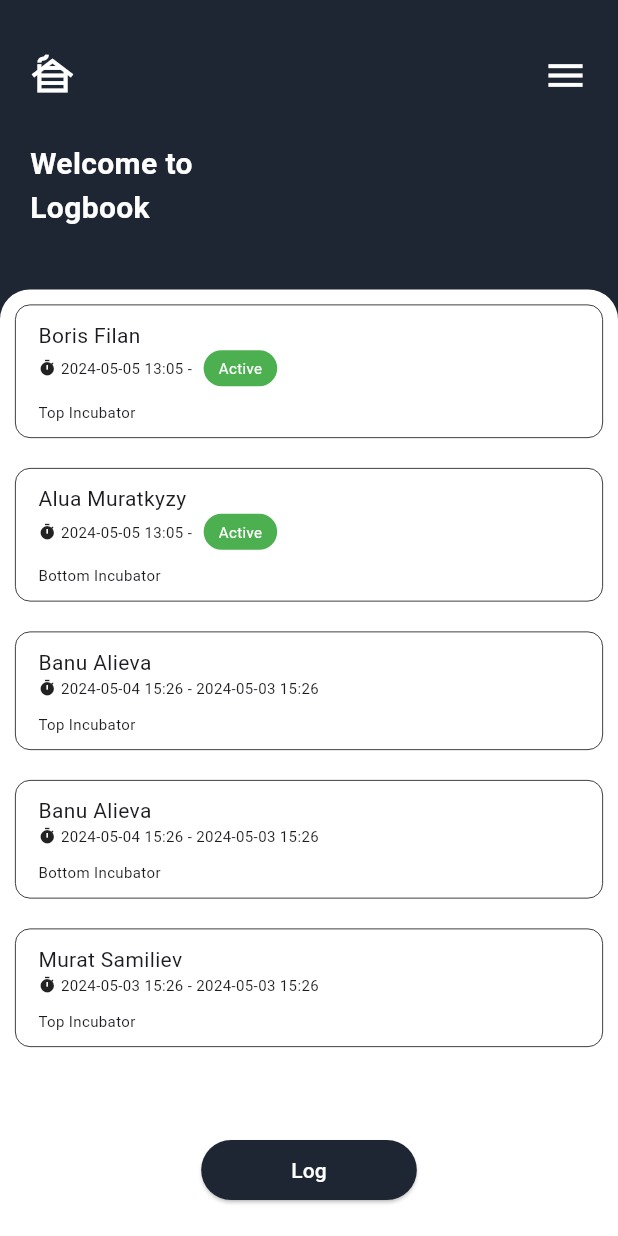
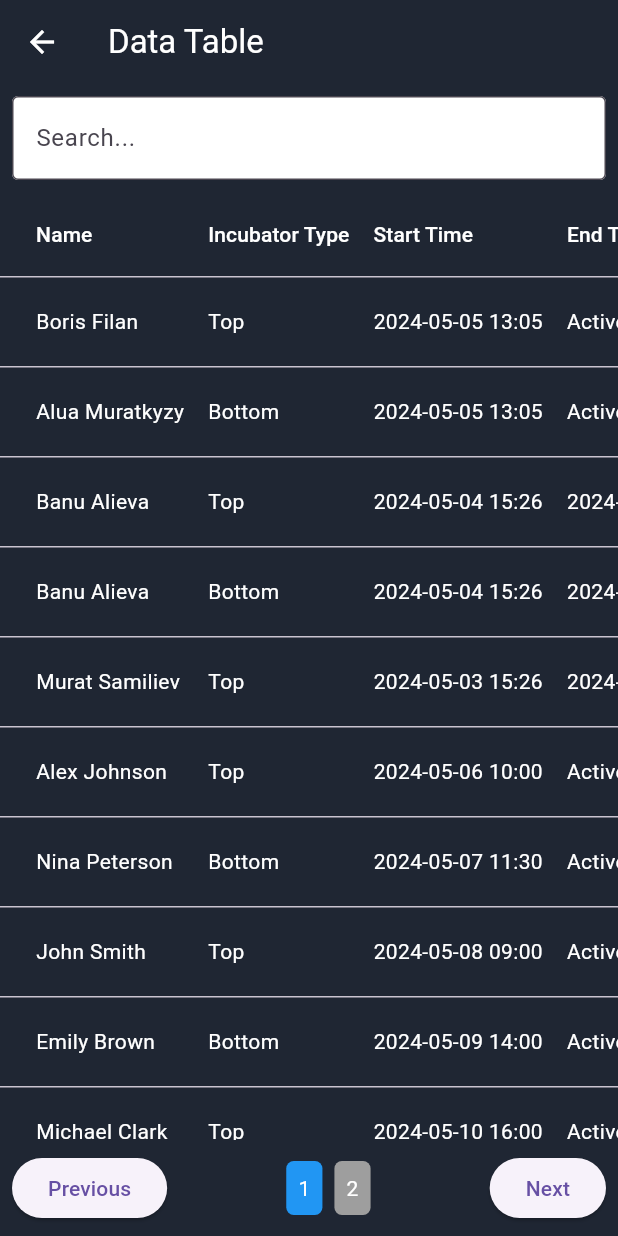
Before and after one commit to vildande/logbook, a Flutter app: the screen it shows after launch, on a phone screen of 412 x 824 dp. Run offline on Flutter 3.47's test engine with Material 3 defaults, Android fonts, the phone set to English and light mode, and no system bars.

Commit message:
log_table_addition

```diff
--- /dev/null
+++ b/lib/components/data_table_widget.dart
@@ -0,0 +1,66 @@
+import 'package:flutter/material.dart';
+import '../utility/data_loader.dart';
+
+class DataTableWidget extends StatelessWidget {
+  final List<UsageWithUser> usagesWithUser;
+  final int logsPerPage;
+  final int pageIndex;
+
+  const DataTableWidget({
+    required this.usagesWithUser,
+    required this.logsPerPage,
+    required this.pageIndex,
+    super.key,
+  });
+
+  @override
+  Widget build(BuildContext context) {
+    int startIndex = pageIndex * logsPerPage;
+    int endIndex = (startIndex + logsPerPage).clamp(0, usagesWithUser.length);
+    var pageLogs = usagesWithUser.sublist(startIndex, endIndex);
+
+    return SingleChildScrollView(
+      scrollDirection: Axis.horizontal,
+      child: DataTable(
+        columnSpacing: 16.0,
+        dataRowHeight: 60.0,
+        columns: const [
+          DataColumn(
+              label: Text('Name', style: TextStyle(color: Colors.white))),
+          DataColumn(
+              label: Text('Incubator Type',
+                  style: TextStyle(color: Colors.white))),
+          DataColumn(
+              label: Text('Start Time', style: TextStyle(color: Colors.white))),
+          DataColumn(
+              label: Text('End Time', style: TextStyle(color: Colors.white))),
+          DataColumn(
+              label:
+                  Text('Usage Details', style: TextStyle(color: Colors.white))),
+          DataColumn(
+              label: Text('Comment', style: TextStyle(color: Colors.white))),
+          DataColumn(
+              label: Text('Status', style: TextStyle(color: Colors.white))),
+        ],
+        rows: pageLogs.map((log) {
+          return DataRow(cells: [
+            DataCell(Text(log.user.name,
+                style: const TextStyle(color: Colors.white))),
+            DataCell(Text(log.usage.incubatorType,
+                style: const TextStyle(color: Colors.white))),
+            DataCell(Text(log.usage.startTime,
+                style: const TextStyle(color: Colors.white))),
+            DataCell(Text(log.usage.endTime ?? 'Active',
+                style: const TextStyle(color: Colors.white))),
+            DataCell(Text(log.usage.usageDetails,
+                style: const TextStyle(color: Colors.white))),
+            DataCell(Text(log.usage.comment,
+                style: const TextStyle(color: Colors.white))),
+            DataCell(Text(log.usage.status,
+                style: const TextStyle(color: Colors.white))),
+          ]);
+        }).toList(),
+      ),
+    );
+  }
+}
--- /dev/null
+++ b/lib/components/search_widget.dart
@@ -0,0 +1,23 @@
+import 'package:flutter/material.dart';
+
+class SearchWidget extends StatelessWidget {
+  final ValueChanged<String> onSearch;
+
+  const SearchWidget({required this.onSearch, super.key});
+
+  @override
+  Widget build(BuildContext context) {
+    return Padding(
+      padding: const EdgeInsets.all(8.0),
+      child: TextField(
+        decoration: const InputDecoration(
+          hintText: 'Search...',
+          filled: true,
+          fillColor: Colors.white,
+          border: OutlineInputBorder(),
+        ),
+        onChanged: onSearch,
+      ),
+    );
+  }
+}
--- a/lib/main.dart
+++ b/lib/main.dart
@@ -1,6 +1,7 @@
 import 'package:flutter/material.dart';
 import 'package:logbook/pages/add_incub_page.dart';
 import 'package:logbook/pages/home_page.dart';
+import 'package:logbook/pages/log_table.dart';
 
 void main() {
   runApp(const MainApp());
@@ -13,11 +14,11 @@ class MainApp extends StatelessWidget {
   Widget build(BuildContext context) {
     return MaterialApp(
         debugShowCheckedModeBanner: false,
-        initialRoute: '/',
-        routes:  {
+        initialRoute: '/log-table',
+        routes: {
           '/': (context) => HomePage(),
-          '/add-incubation': (context) => AddIncubPage()
-        }
-      );
+          '/add-incubation': (context) => AddIncubPage(),
+          '/log-table': (context) => DataTablePage()
+        });
   }
 }
--- a/lib/pages/home_page.dart
+++ b/lib/pages/home_page.dart
@@ -1,8 +1,7 @@
 import 'package:flutter/material.dart';
-import 'package:flutter/services.dart' show rootBundle;
 import 'package:logbook/pages/add_incub_page.dart';
 import '../components/incub_card.dart';
-import 'package:logbook/models/user_model.dart';
+import '../utility/data_loader.dart';
 
 class HomePage extends StatefulWidget {
   const HomePage({super.key});
@@ -17,16 +16,7 @@ class _HomePageState extends State<HomePage> {
   @override
   void initState() {
     super.initState();
-    _usagesWithUser = loadUsagesWithUser();
-  }
-
-  Future<List<UsageWithUser>> loadUsagesWithUser() async {
-    final jsonString = await rootBundle.loadString('assets/sample_data.json');
-    List<User> users = parseUsers(jsonString);
-    return users
-        .expand(
-            (user) => user.usages.map((usage) => UsageWithUser(user, usage)))
-        .toList();
+    _usagesWithUser = DataLoader().loadUsagesWithUser();
   }
 
   @override
@@ -50,11 +40,7 @@ class _HomePageState extends State<HomePage> {
                       color: Colors.white,
                       size: 30,
                     ),
-                    Icon(
-                      Icons.menu,
-                      color: Colors.white,
-                      size: 30,
-                    ),
+                    Icon(Icons.menu, color: Colors.white, size: 30),
                   ],
                 ),
               ),
@@ -71,18 +57,16 @@ class _HomePageState extends State<HomePage> {
                         Text(
                           'Welcome to ',
                           style: TextStyle(
-                            color: Colors.white,
-                            fontWeight: FontWeight.bold,
-                            fontSize: 20,
-                          ),
+                              color: Colors.white,
+                              fontWeight: FontWeight.bold,
+                              fontSize: 20),
                         ),
                         Text(
                           'Logbook',
                           style: TextStyle(
-                            color: Colors.white,
-                            fontWeight: FontWeight.bold,
-                            fontSize: 20,
-                          ),
+                              color: Colors.white,
+                              fontWeight: FontWeight.bold,
+                              fontSize: 20),
                         ),
                       ],
                     ),
@@ -164,10 +148,3 @@ class _HomePageState extends State<HomePage> {
     );
   }
 }
-
-class UsageWithUser {
-  final User user;
-  final Usage usage;
-
-  UsageWithUser(this.user, this.usage);
-}
--- /dev/null
+++ b/lib/pages/log_table.dart
@@ -0,0 +1,162 @@
+import 'package:flutter/material.dart';
+import '../utility/data_loader.dart';
+import '../components/data_table_widget.dart';
+import '../components/search_widget.dart';
+
+class DataTablePage extends StatefulWidget {
+  const DataTablePage({super.key});
+
+  @override
+  _DataTablePageState createState() => _DataTablePageState();
+}
+
+class _DataTablePageState extends State<DataTablePage> {
+  late Future<List<UsageWithUser>> _usagesWithUser;
+  List<UsageWithUser> _filteredUsagesWithUser = [];
+  String _searchQuery = '';
+  final int logsPerPage = 10;
+  int _currentPage = 0;
+
+  @override
+  void initState() {
+    super.initState();
+    _usagesWithUser = DataLoader().loadUsagesWithUser();
+  }
+
+  void _filterUsages(List<UsageWithUser> usages) {
+    setState(() {
+      _filteredUsagesWithUser = usages.where((usage) {
+        return usage.user.name
+                .toLowerCase()
+                .contains(_searchQuery.toLowerCase()) ||
+            usage.usage.usageDetails
+                .toLowerCase()
+                .contains(_searchQuery.toLowerCase()) ||
+            usage.usage.incubatorType
+                .toLowerCase()
+                .contains(_searchQuery.toLowerCase()) ||
+            usage.usage.startTime
+                .toLowerCase()
+                .contains(_searchQuery.toLowerCase()) ||
+            (usage.usage.endTime?.toLowerCase() ?? 'active')
+                .contains(_searchQuery.toLowerCase()) ||
+            usage.usage.comment
+                .toLowerCase()
+                .contains(_searchQuery.toLowerCase()) ||
+            usage.usage.status
+                .toLowerCase()
+                .contains(_searchQuery.toLowerCase());
+      }).toList();
+    });
+  }
+
+  void _goToPreviousPage() {
+    setState(() {
+      if (_currentPage > 0) {
+        _currentPage--;
+      }
+    });
+  }
+
+  void _goToNextPage() {
+    setState(() {
+      if (_currentPage <
+          (_filteredUsagesWithUser.length / logsPerPage).ceil() - 1) {
+        _currentPage++;
+      }
+    });
+  }
+
+  void _goToPage(int page) {
+    setState(() {
+      _currentPage = page;
+    });
+  }
+
+  @override
+  Widget build(BuildContext context) {
+    return Scaffold(
+      backgroundColor: const Color.fromRGBO(31, 38, 51, 1),
+      appBar: AppBar(
+        title: const Text("Data Table"),
+        backgroundColor: const Color.fromRGBO(31, 38, 51, 1),
+        foregroundColor: Colors.white,
+      ),
+      body: FutureBuilder<List<UsageWithUser>>(
+        future: _usagesWithUser,
+        builder: (context, snapshot) {
+          if (snapshot.connectionState == ConnectionState.waiting) {
+            return const Center(child: CircularProgressIndicator());
+          } else if (snapshot.hasError) {
+            return const Center(child: Text('Error loading data'));
+          } else {
+            var usagesWithUser = snapshot.data!;
+            if (_filteredUsagesWithUser.isEmpty && _searchQuery.isEmpty) {
+              _filteredUsagesWithUser = usagesWithUser;
+            }
+
+            int pageCount =
+                (_filteredUsagesWithUser.length / logsPerPage).ceil();
+
+            return Column(
+              children: [
+                SearchWidget(onSearch: (query) {
+                  setState(() {
+                    _searchQuery = query;
+                    _filterUsages(usagesWithUser);
+                    _currentPage = 0; // Reset to first page on search
+                  });
+                }),
+                Expanded(
+                  child: DataTableWidget(
+                    usagesWithUser: _filteredUsagesWithUser,
+                    logsPerPage: logsPerPage,
+                    pageIndex: _currentPage,
+                  ),
+                ),
+                Padding(
+                  padding: const EdgeInsets.all(8.0),
+                  child: Row(
+                    mainAxisAlignment: MainAxisAlignment.spaceBetween,
+                    children: [
+                      ElevatedButton(
+                        onPressed: _goToPreviousPage,
+                        child: const Text('Previous'),
+                      ),
+                      Row(
+                        children: List.generate(pageCount, (index) {
+                          return GestureDetector(
+                            onTap: () => _goToPage(index),
+                            child: Container(
+                              margin:
+                                  const EdgeInsets.symmetric(horizontal: 4.0),
+                              padding: const EdgeInsets.all(8.0),
+                              decoration: BoxDecoration(
+                                color: _currentPage == index
+                                    ? Colors.blue
+                                    : Colors.grey,
+                                borderRadius: BorderRadius.circular(5),
+                              ),
+                              child: Text(
+                                '${index + 1}',
+                                style: const TextStyle(color: Colors.white),
+                              ),
+                            ),
+                          );
+                        }),
+                      ),
+                      ElevatedButton(
+                        onPressed: _goToNextPage,
+                        child: const Text('Next'),
+                      ),
+                    ],
+                  ),
+                ),
+              ],
+            );
+          }
+        },
+      ),
+    );
+  }
+}
--- /dev/null
+++ b/lib/utility/data_loader.dart
@@ -0,0 +1,20 @@
+import 'package:flutter/services.dart' show rootBundle;
+import 'package:logbook/models/user_model.dart';
+
+class DataLoader {
+  Future<List<UsageWithUser>> loadUsagesWithUser() async {
+    final jsonString = await rootBundle.loadString('assets/sample_data.json');
+    List<User> users = parseUsers(jsonString);
+    return users
+        .expand(
+            (user) => user.usages.map((usage) => UsageWithUser(user, usage)))
+        .toList();
+  }
+}
+
+class UsageWithUser {
+  final User user;
+  final Usage usage;
+
+  UsageWithUser(this.user, this.usage);
+}
```
Also changed, not shown: assets/sample_data.json (+89 -0 lines).
